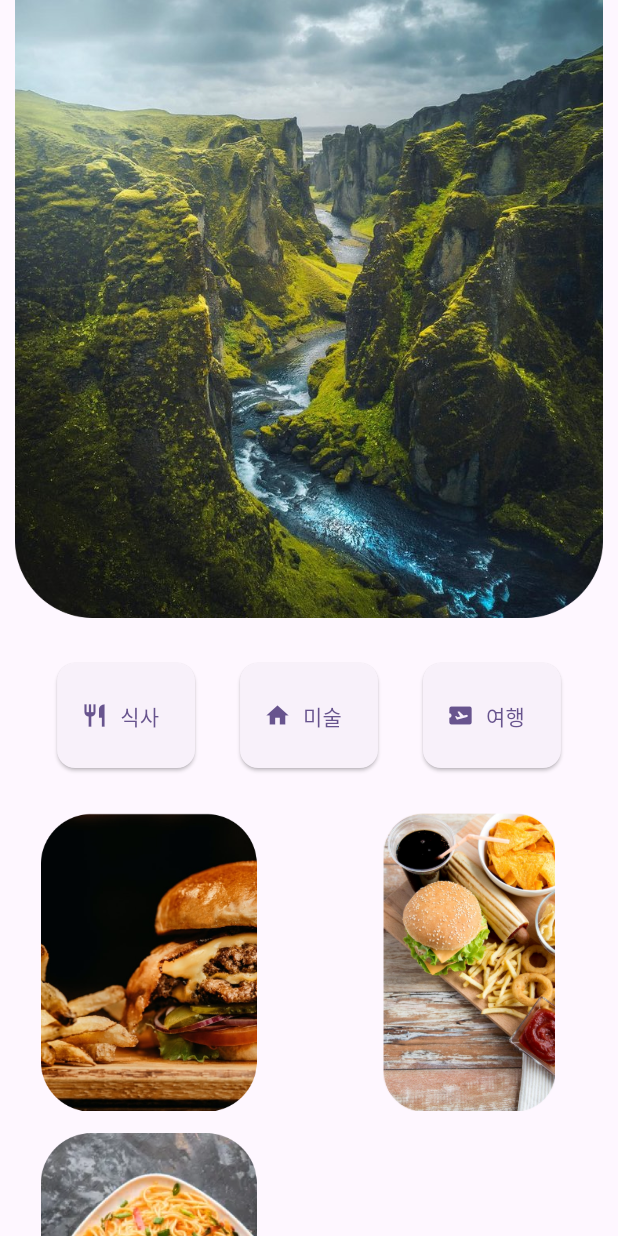
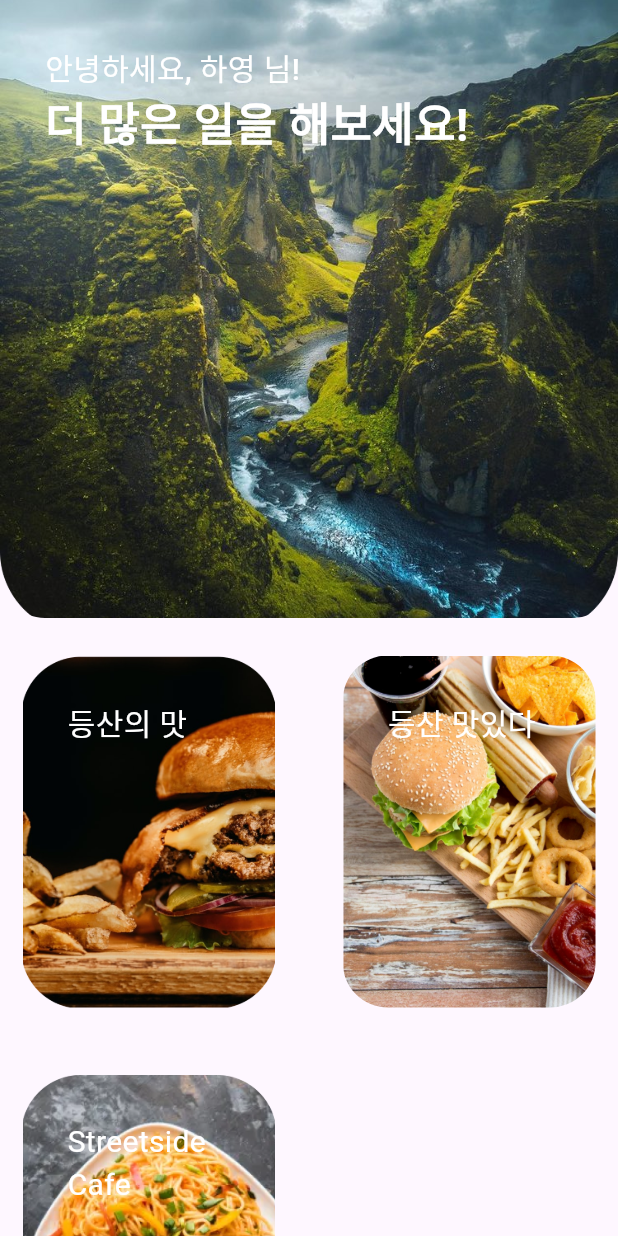
Before and after one commit to imHay0ung/basic_project_lab, a Flutter app: the Home screen opened directly, on a phone screen of 412 x 824 dp. Run offline on Flutter 3.47's test engine with Material 3 defaults, Android fonts, the light colour scheme and no system bars; our stand-ins replace firebase_auth, firebase_core; accounts and stored records are empty.

Commit message:
feat: home

```diff
--- a/lib/home.dart
+++ b/lib/home.dart
@@ -8,96 +8,150 @@ class Home extends StatefulWidget {
 }
 
 class HomeState extends State<Home> {
-
   @override
   Widget build(BuildContext context) {
     final Size size = MediaQuery.of(context).size;
-    return ListView(
+    return Scaffold(
+      body: Column(
         children: [
           InkWell(
-          child: Image.asset("images/home/background.png",
-              height: size.height * 0.5),
             onTap: () {
               showModalBottomSheet(
                   context: context,
                   builder: (BuildContext context) {
                     return Container(
+                      padding: const EdgeInsets.all(30),
+                      width: size.width,
                       decoration: const BoxDecoration(
                         color: Colors.white,
                         borderRadius: BorderRadius.only(
                             topLeft: Radius.circular(30),
-                            topRight: Radius.circular(30))),
+                            topRight: Radius.circular(30)),
+                      ),
+                      child: const Column(
+                        crossAxisAlignment: CrossAxisAlignment.start,
+                        children: [
+                          Text(
+                            "등산하기",
+                            style: TextStyle(
+                                fontWeight: FontWeight.w600,
+                                fontSize: 40.0,
+                                color: Colors.black),
+                          ),
+                          Text(
+                            "자연을 즐기면서 신체적인 운동을 할 수 있는 활동입니다.",
+                            style: TextStyle(
+                                fontWeight: FontWeight.w500,
+                                fontSize: 20.0,
+                                color: Colors.black),
+                          ),
+                          SizedBox(height: 15,),
+                          Text(
+                            "산에 올라가는 사람들은 항상 행복합니다! 왜냐하면... 그들은 항상 \"고도\"한 유머를 가지고 있기 때문이죠! 이 농담이 등산 모임에서 분위기를 띄우는 데 도움이 되길 바랍니다!",
+                            style: TextStyle(
+                                fontWeight: FontWeight.w400,
+                                fontSize: 20.0,
+                                color: Colors.grey),
+                          )
+                        ],
+                      ),
                     );
                   });
             },
+            child: Container(
+              width: size.width,
+              height: size.height * 0.5,
+              padding: const EdgeInsets.all(30),
+              decoration: const BoxDecoration(
+                borderRadius:
+                    BorderRadius.vertical(bottom: Radius.circular(30.0)),
+                image: DecorationImage(
+                    image: AssetImage("images/home/background.png"),
+                    fit: BoxFit.cover),
               ),
-        const SizedBox(height: 30),
-        SingleChildScrollView(
-          scrollDirection: Axis.vertical,
-          child: Column(
+              child: const Column(
+                crossAxisAlignment: CrossAxisAlignment.start,
                 children: [
-              SingleChildScrollView(
-                scrollDirection: Axis.horizontal,
-                child: Row(
-                  children: [
-                    ElevatedButton.icon(
-                        onPressed: () {},
-                        style: ElevatedButton.styleFrom(
-                            minimumSize: const Size(80, 70),
-                            shape: RoundedRectangleBorder(
-                                borderRadius: BorderRadius.circular(12))),
-                        icon: const Icon(Icons.restaurant, size: 18),
-                        label: const Text("식사")),
-                    const SizedBox(width: 30),
-                    ElevatedButton.icon(
-                        onPressed: () {},
-                        style: ElevatedButton.styleFrom(
-                            minimumSize: const Size(80, 70),
-                            shape: RoundedRectangleBorder(
-                                borderRadius: BorderRadius.circular(12))),
-                        icon: const Icon(Icons.home, size: 18),
-                        label: const Text("미술")),
-                    const SizedBox(width: 30),
-                    ElevatedButton.icon(
-                        onPressed: () {},
-                        style: ElevatedButton.styleFrom(
-                            minimumSize: const Size(80, 70),
-                            shape: RoundedRectangleBorder(
-                                borderRadius: BorderRadius.circular(12))),
-                        icon: const Icon(Icons.airplane_ticket, size: 18),
-                        label: const Text("여행"))
+                  Text(
+                    "안녕하세요, 하영 님!",
+                    style: TextStyle(
+                        fontWeight: FontWeight.w500,
+                        fontSize: 20.0,
+                        color: Colors.white),
+                  ),
+                  Text(
+                    "더 많은 일을 해보세요!",
+                    style: TextStyle(
+                        fontWeight: FontWeight.w600,
+                        fontSize: 30.0,
+                        color: Colors.white),
+                  ),
                 ],
               ),
             ),
-              const SizedBox(height: 30),
-              GridView(
+          ),
+          const SizedBox(
+            height: 10,
+          ),
+          Expanded(
+            child: SingleChildScrollView(
+              scrollDirection: Axis.vertical,
+              child: GridView(
                 gridDelegate: const SliverGridDelegateWithFixedCrossAxisCount(
+                    childAspectRatio: 0.75,
                     crossAxisCount: 2,
                     crossAxisSpacing: 15.0,
                     mainAxisSpacing: 15.0),
                 shrinkWrap: true,
                 children: [
-                  SizedBox(
-                    width: 100,
-                    height: 100,
-                    child: Image.asset("images/home/1.png"),
+                  Container(
+                    margin: const EdgeInsets.all(15.0),
+                    padding: const EdgeInsets.all(30),
+                    width: 200,
+                    height: 150,
+                    decoration: BoxDecoration(
+                      borderRadius: BorderRadius.circular(30.0),
+                      image: const DecorationImage(
+                          image: AssetImage("images/home/1.png"),
+                          fit: BoxFit.cover),
                     ),
-                  SizedBox(
-                    width: 100,
-                    height: 100,
-                    child: Image.asset("images/home/2.png"),
+                    child: const Text("등산의 맛",
+                        style: TextStyle(fontSize: 20.0, color: Colors.white)),
                   ),
-                  SizedBox(
-                    width: 100,
-                    height: 100,
-                    child: Image.asset("images/home/3.png"),
-                  )
+                  Container(
+                    margin: const EdgeInsets.all(15.0),
+                    padding: const EdgeInsets.all(30),
+                    width: 200,
+                    height: 150,
+                    decoration: BoxDecoration(
+                      borderRadius: BorderRadius.circular(30.0),
+                      image: const DecorationImage(
+                          image: AssetImage("images/home/2.png"),
+                          fit: BoxFit.cover),
+                    ),
+                    child: const Text("등산 맛있다",
+                        style: TextStyle(fontSize: 20.0, color: Colors.white)),
+                  ),
+                  Container(
+                    margin: const EdgeInsets.all(15.0),
+                    padding: const EdgeInsets.all(30),
+                    width: 200,
+                    height: 150,
+                    decoration: BoxDecoration(
+                      borderRadius: BorderRadius.circular(30.0),
+                      image: const DecorationImage(
+                          image: AssetImage("images/home/3.png"),
+                          fit: BoxFit.cover),
+                    ),
+                    child: const Text("Streetside Cafe",
+                        style: TextStyle(fontSize: 20.0, color: Colors.white)),
+                  ),
                 ],
+              ),
+            ),
           )
         ],
       ),
-        ),
-      ],
     );
   }
 }
--- a/lib/login.dart
+++ b/lib/login.dart
@@ -68,6 +68,8 @@ class LoginState extends State<Login> {
     final Size size = MediaQuery.of(context).size;
     return Scaffold(
       body: Center(
+        child: SingleChildScrollView(
+          scrollDirection: Axis.vertical,
           child: Column(
             children: [
               const SizedBox(
@@ -113,13 +115,15 @@ class LoginState extends State<Login> {
               Row(
                 mainAxisAlignment: MainAxisAlignment.spaceEvenly,
                 children: [
-                ElevatedButton(onPressed: register, child: const Text("회원가입")),
+                  ElevatedButton(
+                      onPressed: register, child: const Text("회원가입")),
                   ElevatedButton(onPressed: login, child: const Text("로그인"))
                 ],
               )
             ],
           ),
         ),
+      ),
     );
   }
 }
--- a/lib/main.dart
+++ b/lib/main.dart
@@ -5,6 +5,7 @@
 import 'login.dart';
 
 Future<void> main() async {
+  WidgetsFlutterBinding.ensureInitialized();
   await Firebase.initializeApp(options: DefaultFirebaseOptions.currentPlatform);
   runApp(const App());
 }
--- a/lib/recommend.dart
+++ b/lib/recommend.dart
@@ -13,6 +13,7 @@ class RecommendState extends State<Recommend> {
     final Size size = MediaQuery.of(context).size;
     return Scaffold(
       appBar: AppBar(
+        automaticallyImplyLeading: false,
         title: const Text(
           "추천",
           style: TextStyle(fontWeight: FontWeight.bold),
--- a/lib/scrap.dart
+++ b/lib/scrap.dart
@@ -12,6 +12,7 @@ class ScrapState extends State<Scrap> {
   Widget build(BuildContext context) {
     return Scaffold(
       appBar: AppBar(
+        automaticallyImplyLeading: false,
         title: const Text(
           "스크랩",
           style: TextStyle(fontWeight: FontWeight.bold),
```
Lines whose indentation alone changed are shown as unchanged.
